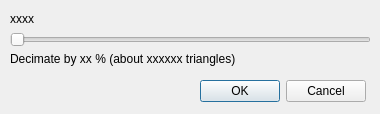
Above: ui/qdlgslider.ui from CoppeliaRobotics/coppeliaSimLib before the change. Below: the same form after it.
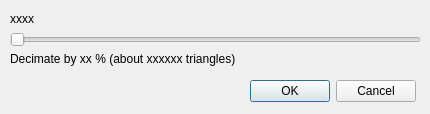
That is the form after the change.

The edit to the form file:
```diff
--- a/ui/qdlgslider.ui
+++ b/ui/qdlgslider.ui
@@ -6,7 +6,7 @@
    <rect>
     <x>0</x>
     <y>0</y>
-    <width>380</width>
+    <width>430</width>
     <height>114</height>
    </rect>
   </property>
@@ -21,7 +21,7 @@
     <rect>
      <x>10</x>
      <y>50</y>
-     <width>361</width>
+     <width>411</width>
      <height>18</height>
     </rect>
    </property>
@@ -34,7 +34,7 @@
     <rect>
      <x>10</x>
      <y>30</y>
-     <width>361</width>
+     <width>411</width>
      <height>20</height>
     </rect>
    </property>
@@ -50,7 +50,7 @@
     <rect>
      <x>10</x>
      <y>10</y>
-     <width>361</width>
+     <width>411</width>
      <height>18</height>
     </rect>
    </property>
@@ -63,7 +63,7 @@
     <rect>
      <x>15</x>
      <y>80</y>
-     <width>351</width>
+     <width>401</width>
      <height>23</height>
     </rect>
    </property>
```
